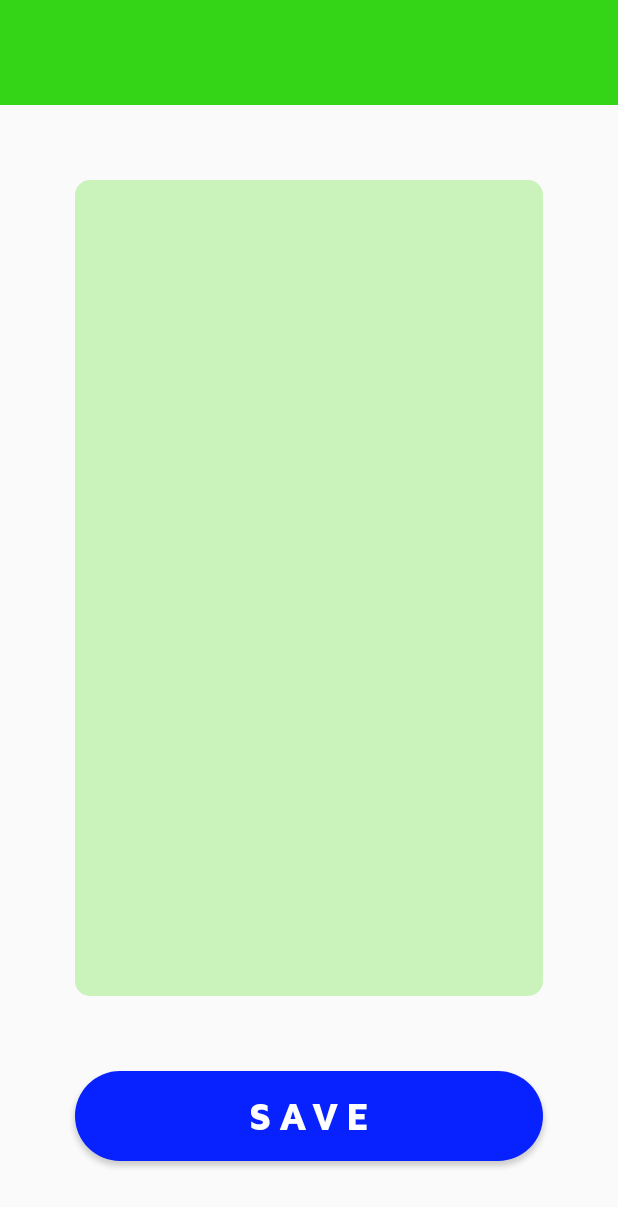
After one commit to dasgauranga2/Secure-Notes, an Android app: the EditNoteActivity screen opened directly, with no data from a screen before it, on a phone screen of 412 x 824 dp. The commit adds this screen. Shown: the top 1207 px of the screen. Run offline under Robolectric (Android 15) with nearby library versions, the phone set to English and light mode, and no system bars.

Commit message:
Edit a note

```diff
--- a/app/src/main/AndroidManifest.xml
+++ b/app/src/main/AndroidManifest.xml
@@ -9,7 +9,8 @@
         android:roundIcon="@mipmap/fp_larger_launcher_round"
         android:supportsRtl="true"
         android:theme="@style/Theme.AppCompat.Light.NoActionBar">
-        <activity android:name=".NoteDetailActivity"></activity>
+        <activity android:name=".EditNoteActivity"></activity>
+        <activity android:name=".NoteDetailActivity" />
         <activity android:name=".AddNoteActivity" />
         <activity android:name=".MainActivity">
             <intent-filter>
--- /dev/null
+++ b/app/src/main/java/com/gauranga/securenotes/EditNoteActivity.java
@@ -0,0 +1,54 @@
+package com.gauranga.securenotes;
+
+import androidx.appcompat.app.AppCompatActivity;
+
+import android.content.Intent;
+import android.database.sqlite.SQLiteDatabase;
+import android.os.Bundle;
+import android.view.View;
+import android.widget.EditText;
+import android.widget.TextView;
+import android.widget.Toast;
+
+public class EditNoteActivity extends AppCompatActivity {
+
+    String title_text;
+    String content_text;
+    EditText new_content;
+    TextView title;
+
+    public void save_note(View view) {
+
+        String new_content_text = new_content.getText().toString();
+
+        try {
+            // creates a new database or open an existing database
+            SQLiteDatabase database = this.openOrCreateDatabase("NOTES",MODE_PRIVATE,null);
+            // create a table if one already does not exists
+            // insert data into the table
+            database.execSQL("UPDATE test SET content = '"+new_content_text+"' WHERE title = '"+title_text+"'");
+            // go back to Main Activity
+            Intent intent = new Intent(getApplicationContext(),MainActivity.class);
+            startActivity(intent);
+        }
+        catch (Exception e) {
+            e.printStackTrace();
+        }
+    }
+
+    @Override
+    protected void onCreate(Bundle savedInstanceState) {
+        super.onCreate(savedInstanceState);
+        setContentView(R.layout.activity_edit_note);
+
+        title = findViewById(R.id.editNoteTitleText);
+
+        Intent intent = getIntent();
+        title_text = intent.getStringExtra("TITLE");
+        content_text = intent.getStringExtra("CONTENT");
+
+        title.setText(title_text);
+        new_content = findViewById(R.id.newNoteText);
+        new_content.setText(content_text);
+    }
+}
--- a/app/src/main/java/com/gauranga/securenotes/NoteDetailActivity.java
+++ b/app/src/main/java/com/gauranga/securenotes/NoteDetailActivity.java
@@ -18,8 +18,8 @@ public class NoteDetailActivity extends AppCompatActivity {
     TextView title,content;
     String title_text,content_text;
 
+    // delete the note
     public void delete_note(View view) {
-
         // create a new alert dialog
         new AlertDialog.Builder(this)
                 .setIcon(R.drawable.alert_triangle)
@@ -45,6 +45,14 @@ public class NoteDetailActivity extends AppCompatActivity {
                 .setNegativeButton("NO", null).show();
     }
 
+    // edit the note
+    public void edit_note(View view) {
+        Intent intent = new Intent(getApplicationContext(), EditNoteActivity.class);
+        intent.putExtra("TITLE",title_text);
+        intent.putExtra("CONTENT",content_text);
+        startActivity(intent);
+    }
+
     @Override
     protected void onCreate(Bundle savedInstanceState) {
         super.onCreate(savedInstanceState);
--- /dev/null
+++ b/app/src/main/res/layout/activity_edit_note.xml
@@ -0,0 +1,63 @@
+<?xml version="1.0" encoding="utf-8"?>
+<androidx.constraintlayout.widget.ConstraintLayout xmlns:android="http://schemas.android.com/apk/res/android"
+    xmlns:app="http://schemas.android.com/apk/res-auto"
+    xmlns:tools="http://schemas.android.com/tools"
+    android:layout_width="match_parent"
+    android:layout_height="match_parent"
+    tools:context=".EditNoteActivity">
+
+    <TextView
+        android:id="@+id/editNoteTitleText"
+        android:layout_width="0dp"
+        android:layout_height="70dp"
+        android:background="#33D516"
+        android:fontFamily="@font/maven_medium"
+        android:gravity="center_vertical"
+        android:letterSpacing="0.05"
+        android:paddingLeft="10sp"
+        android:text="TextView"
+        android:textColor="@color/white"
+        android:textSize="20sp"
+        app:layout_constraintEnd_toEndOf="parent"
+        app:layout_constraintStart_toStartOf="parent"
+        app:layout_constraintTop_toTopOf="parent" />
+
+    <EditText
+        android:id="@+id/newNoteText"
+        android:layout_width="0dp"
+        android:layout_height="0dp"
+        android:layout_marginStart="50dp"
+        android:layout_marginTop="50dp"
+        android:layout_marginEnd="50dp"
+        android:layout_marginBottom="50dp"
+        android:background="@drawable/input_txt_bg"
+        android:ems="10"
+        android:fontFamily="@font/roboto_mono"
+        android:gravity="start"
+        android:inputType="textVisiblePassword|textMultiLine"
+        android:padding="10sp"
+        android:textColor="#8F6450"
+        android:textSize="16sp"
+        app:layout_constraintBottom_toTopOf="@+id/editNoteButton"
+        app:layout_constraintEnd_toEndOf="parent"
+        app:layout_constraintStart_toStartOf="parent"
+        app:layout_constraintTop_toBottomOf="@+id/editNoteTitleText" />
+
+    <Button
+        android:id="@+id/editNoteButton"
+        android:layout_width="0dp"
+        android:layout_height="60dp"
+        android:layout_marginStart="50dp"
+        android:layout_marginEnd="50dp"
+        android:layout_marginBottom="50dp"
+        android:background="@drawable/button_bg"
+        android:fontFamily="@font/maven_boldest"
+        android:letterSpacing="0.2"
+        android:onClick="save_note"
+        android:text="SAVE"
+        android:textColor="@color/white"
+        android:textSize="25sp"
+        app:layout_constraintBottom_toBottomOf="parent"
+        app:layout_constraintEnd_toEndOf="parent"
+        app:layout_constraintStart_toStartOf="parent" />
+</androidx.constraintlayout.widget.ConstraintLayout>
--- a/app/src/main/res/layout/activity_note_detail.xml
+++ b/app/src/main/res/layout/activity_note_detail.xml
@@ -52,6 +52,7 @@
             android:layout_width="70dp"
             android:layout_height="0dp"
             android:background="?android:attr/selectableItemBackground"
+            android:onClick="edit_note"
             android:padding="20sp"
             android:scaleType="fitXY"
             app:layout_constraintBottom_toBottomOf="parent"
```
